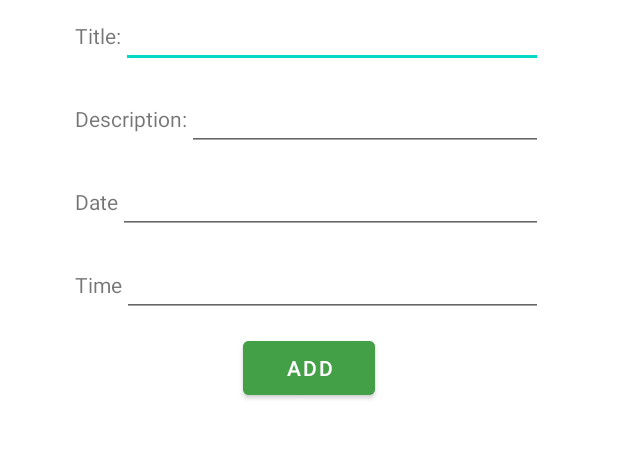
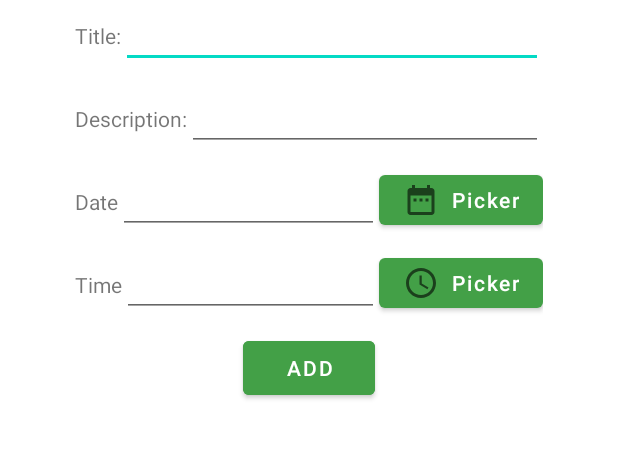
Before and after one commit to galabitbul8/ToDoApp, an Android app: the EditorActivity screen opened directly, with no data from a screen before it, after a tap on "ADD", on a phone screen of 412 x 824 dp, the part 511-970 px from its top. Run offline under Robolectric (Android 15) with nearby library versions, the phone set to English and light mode, and no system bars; 1 statement that could not run was skipped.

Commit message:
create pickers and validation

```diff
--- a/app/src/main/java/com/galab_rotemle/ex3/EditorActivity.java
+++ b/app/src/main/java/com/galab_rotemle/ex3/EditorActivity.java
@@ -2,6 +2,8 @@ package com.galab_rotemle.ex3;
 
 import androidx.appcompat.app.AppCompatActivity;
 
+import android.app.DatePickerDialog;
+import android.app.TimePickerDialog;
 import android.content.Intent;
 import android.content.pm.ActivityInfo;
 import android.database.sqlite.SQLiteDatabase;
@@ -9,16 +11,27 @@ import android.os.Bundle;
 import android.util.Log;
 import android.view.View;
 import android.widget.Button;
+import android.widget.DatePicker;
 import android.widget.EditText;
+import android.widget.TimePicker;
 import android.widget.Toast;
+
+import java.text.DateFormat;
+import java.text.ParseException;
+import java.text.SimpleDateFormat;
+import java.util.Calendar;
+import java.util.Locale;
+import java.util.regex.Matcher;
+import java.util.regex.Pattern;
 
 public class EditorActivity extends AppCompatActivity implements View.OnClickListener {
 
-    private Button button;
+    private Button AddButton,DateButton,TimeButton;
     private SQLiteDatabase TodosDB = null;
     public static final String MY_DB_NAME = "TodosDB";
     private EditText title, descirption, date, time;
     private Integer todoId = null;
+    Calendar cldr;
 
     @Override
     protected void onCreate(Bundle savedInstanceState) {
@@ -26,12 +39,22 @@ public class EditorActivity extends AppCompatActivity implements View.OnClickLis
         setContentView(R.layout.activity_editor);
         setRequestedOrientation(ActivityInfo.SCREEN_ORIENTATION_PORTRAIT);
         setTitle("ToDo Editor");
-        button = findViewById(R.id.addTask);
-        button.setOnClickListener(this);
+        AddButton = findViewById(R.id.addTask);
+        AddButton.setOnClickListener(this);
+
+        // editText
         title = findViewById(R.id.Title);
         descirption = findViewById(R.id.Description);
         date = findViewById(R.id.Date);
         time = findViewById(R.id.Time);
+
+        //pickers
+        DateButton = findViewById(R.id.buttonDate);
+        DateButton.setOnClickListener(this);
+        TimeButton = findViewById(R.id.buttonTime);
+        TimeButton.setOnClickListener(this);
+
+        cldr = Calendar.getInstance();
         Log.d("myLog", "onCreate editor: ");
         openDB();
     }
@@ -39,7 +62,7 @@ public class EditorActivity extends AppCompatActivity implements View.OnClickLis
     @Override
     public void onClick(View v) {
         //todo: when add the task
-        if(button.getId() == v.getId()) {
+        if(AddButton.getId() == v.getId()) {
 //            Intent intent = new Intent(EditorActivity.this, ToDoListActivity.class);
             Bundle bundle = getIntent().getExtras();
             String username = bundle.getString("username");
@@ -47,6 +70,11 @@ public class EditorActivity extends AppCompatActivity implements View.OnClickLis
 //            startActivity(intent);
             addNewTodo(username);
 
+        }
+        else if(DateButton.getId() == v.getId()){
+            DatePicker();
+        }else if(TimeButton.getId() == v.getId()){
+            TimePicker();
         }
     }
 
@@ -74,4 +102,59 @@ public class EditorActivity extends AppCompatActivity implements View.OnClickLis
         Toast.makeText(this, "Todo was ADDED", Toast.LENGTH_SHORT).show();
         //TODO: add the ALARM notification thing after validating the date time info
     }
+
+
+    private void DatePicker(){
+        int day = cldr.get(Calendar.DAY_OF_MONTH);
+        int month = cldr.get(Calendar.MONTH);
+        int year = cldr.get(Calendar.YEAR);
+
+        DatePickerDialog timePicker = new DatePickerDialog(EditorActivity.this, new DatePickerDialog.OnDateSetListener()
+        {
+            @Override
+            public void onDateSet(DatePicker view, int year, int monthOfYear, int dayOfMonth) {
+                String days = String.format(Locale.getDefault(),"%02d",dayOfMonth);
+                String months = String.format(Locale.getDefault(),"%02d",monthOfYear);
+                String years = String.format(Locale.getDefault(),"%04d",year);
+                date.setText(String.format("%s/%s/%s",days,months,years));
+            }
+        }, year,month,day);
+        timePicker.show();
+    }
+
+    private void TimePicker(){
+        int hours = cldr.get(Calendar.HOUR_OF_DAY);
+        int min = cldr.get(Calendar.MINUTE);
+
+        TimePickerDialog timePicker = new TimePickerDialog(EditorActivity.this, new TimePickerDialog.OnTimeSetListener()
+        {
+            @Override
+            public void onTimeSet(TimePicker view, int hourOfDay, int minutes) {
+                String hourString = String.format(Locale.getDefault(),"%02d",hourOfDay);
+                String minutesString = String.format(Locale.getDefault(),"%02d",minutes);
+                time.setText(String.format("%s:%s",hourString,minutesString));
+            }
+        }, hours,min,true);
+        timePicker.show();
+    }
+
+    private boolean validateDate(){
+        DateFormat format = new SimpleDateFormat("dd/MM/yyyy",Locale.getDefault());
+        format.setLenient(false);
+        try {
+            format.parse(date.getText().toString());
+        }catch(ParseException ex){
+            Log.d("error", "ParseException: " + ex.toString());
+            return false;
+        }
+        return true;
+    }
+
+    private boolean validateTime(){
+        String timeFormat = "([01]?[0-9]|2[0-3]):[0-5][0-9]";
+        Pattern p = Pattern.compile(timeFormat);
+        Matcher matcher = p.matcher(time.getText().toString());
+        return matcher.matches();
+
+    }
 }
--- /dev/null
+++ b/app/src/main/res/drawable/ic_baseline_access_time_24.xml
@@ -0,0 +1,13 @@
+<vector xmlns:android="http://schemas.android.com/apk/res/android"
+    android:width="24dp"
+    android:height="24dp"
+    android:viewportWidth="24"
+    android:viewportHeight="24"
+    android:tint="?attr/colorControlNormal">
+  <path
+      android:fillColor="@android:color/white"
+      android:pathData="M11.99,2C6.47,2 2,6.48 2,12s4.47,10 9.99,10C17.52,22 22,17.52 22,12S17.52,2 11.99,2zM12,20c-4.42,0 -8,-3.58 -8,-8s3.58,-8 8,-8 8,3.58 8,8 -3.58,8 -8,8z"/>
+  <path
+      android:fillColor="@android:color/white"
+      android:pathData="M12.5,7H11v6l5.25,3.15 0.75,-1.23 -4.5,-2.67z"/>
+</vector>
--- /dev/null
+++ b/app/src/main/res/drawable/ic_baseline_date_range_24.xml
@@ -0,0 +1,10 @@
+<vector xmlns:android="http://schemas.android.com/apk/res/android"
+    android:width="24dp"
+    android:height="24dp"
+    android:viewportWidth="24"
+    android:viewportHeight="24"
+    android:tint="?attr/colorControlNormal">
+  <path
+      android:fillColor="@android:color/white"
+      android:pathData="M9,11L7,11v2h2v-2zM13,11h-2v2h2v-2zM17,11h-2v2h2v-2zM19,4h-1L18,2h-2v2L8,4L8,2L6,2v2L5,4c-1.11,0 -1.99,0.9 -1.99,2L3,20c0,1.1 0.89,2 2,2h14c1.1,0 2,-0.9 2,-2L21,6c0,-1.1 -0.9,-2 -2,-2zM19,20L5,20L5,9h14v11z"/>
+</vector>
--- a/app/src/main/res/layout/activity_editor.xml
+++ b/app/src/main/res/layout/activity_editor.xml
@@ -79,10 +79,19 @@
 
             <EditText
                 android:id="@+id/Date"
-                android:layout_width="match_parent"
+                android:layout_width="0dp"
                 android:layout_height="wrap_content"
+                android:layout_weight="1"
                 android:ems="10"
                 android:inputType="date" />
+
+            <Button
+                android:id="@+id/buttonDate"
+                android:layout_width="wrap_content"
+                android:layout_height="match_parent"
+                android:textAllCaps="false"
+                android:drawableLeft="@drawable/ic_baseline_date_range_24"
+                android:text="Picker" />
 
         </LinearLayout>
 
@@ -100,10 +109,19 @@
 
             <EditText
                 android:id="@+id/Time"
-                android:layout_width="match_parent"
+                android:layout_width="0dp"
                 android:layout_height="wrap_content"
+                android:layout_weight="1"
                 android:ems="10"
                 android:inputType="time" />
+
+            <Button
+                android:id="@+id/buttonTime"
+                android:layout_width="wrap_content"
+                android:layout_height="match_parent"
+                android:textAllCaps="false"
+                android:drawableLeft="@drawable/ic_baseline_access_time_24"
+                android:text="Picker" />
         </LinearLayout>
 
         <Button
```
